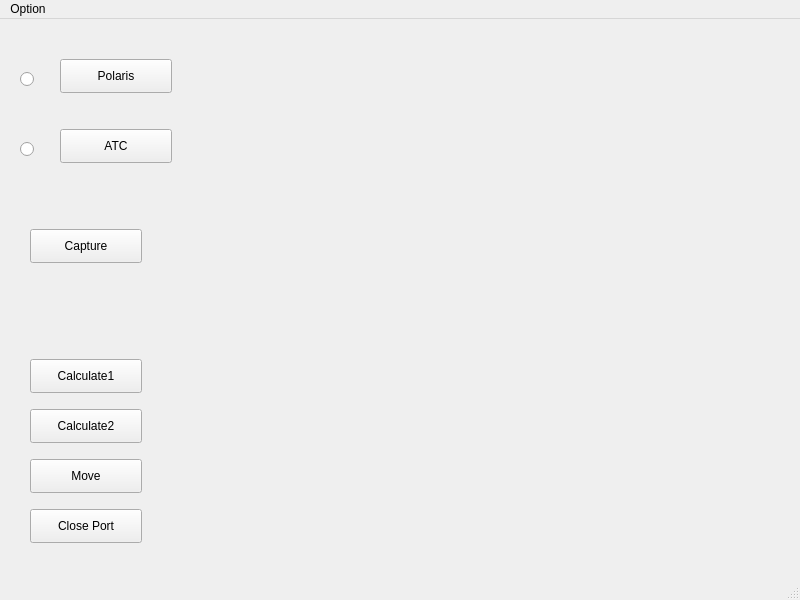
This is CalibrationWindow.ui in Beastmaster/Tracking3D_Example as Qt 5 draws it before an edit. The edited form follows.
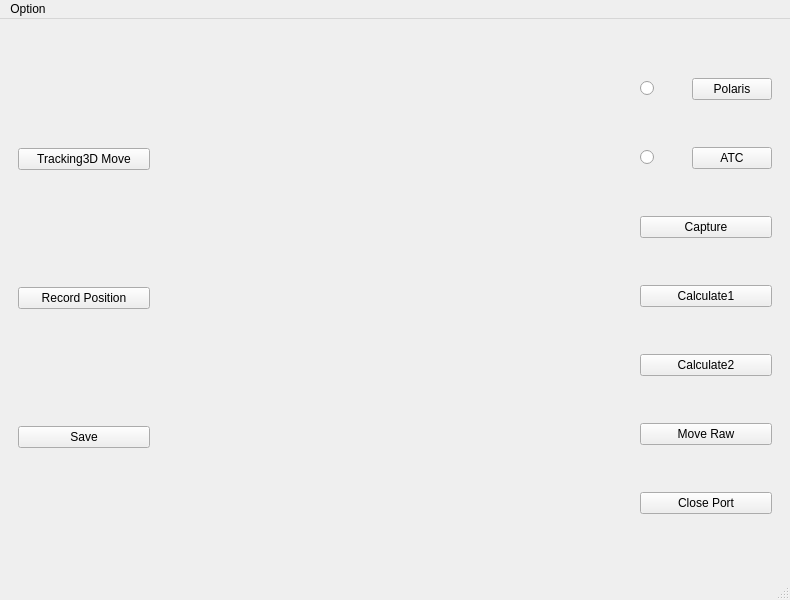
This is the edited form. Custom widgets are drawn as their Qt base class.

```diff
--- a/CalibrationWindow.ui
+++ b/CalibrationWindow.ui
@@ -9,7 +9,7 @@
    <rect>
     <x>0</x>
     <y>0</y>
-    <width>800</width>
+    <width>790</width>
     <height>600</height>
    </rect>
   </property>
@@ -17,140 +17,134 @@
    <string>CalibrationWindow</string>
   </property>
   <widget class="QWidget" name="centralwidget">
+   <layout class="QHBoxLayout" name="horizontalLayout_3">
+    <item>
+     <widget class="QWidget" name="verticalWidget_2" native="true">
+      <property name="maximumSize">
+       <size>
+        <width>150</width>
+        <height>16777215</height>
+       </size>
+      </property>
+      <layout class="QVBoxLayout" name="verticalLayout_2">
+       <item>
+        <widget class="QPushButton" name="mov3d_Btn">
+         <property name="text">
+          <string>Tracking3D Move</string>
+         </property>
+        </widget>
+       </item>
+       <item>
+        <widget class="QPushButton" name="record_Btn">
+         <property name="text">
+          <string>Record Position</string>
+         </property>
+        </widget>
+       </item>
+       <item>
+        <widget class="QPushButton" name="save_Btn">
+         <property name="text">
+          <string>Save</string>
+         </property>
+        </widget>
+       </item>
+      </layout>
+     </widget>
+    </item>
+    <item>
+     <widget class="QVTKWidget" name="view_Widget"/>
+    </item>
+    <item>
+     <widget class="QWidget" name="verticalWidget" native="true">
+      <property name="maximumSize">
+       <size>
+        <width>150</width>
+        <height>16777215</height>
+       </size>
+      </property>
+      <layout class="QVBoxLayout" name="verticalLayout">
+       <item>
+        <layout class="QHBoxLayout" name="horizontalLayout">
+         <item>
+          <widget class="QRadioButton" name="polaris_Radio">
+           <property name="text">
+            <string/>
+           </property>
+          </widget>
+         </item>
+         <item>
    <widget class="QPushButton" name="config_Polaris_Btn">
-    <property name="geometry">
-     <rect>
-      <x>60</x>
-      <y>40</y>
-      <width>112</width>
-      <height>34</height>
-     </rect>
-    </property>
     <property name="text">
      <string>Polaris</string>
     </property>
    </widget>
+         </item>
+        </layout>
+       </item>
+       <item>
+        <layout class="QHBoxLayout" name="horizontalLayout_2">
+         <item>
+          <widget class="QRadioButton" name="ATC_Radio">
+           <property name="text">
+            <string/>
+           </property>
+          </widget>
+         </item>
+         <item>
    <widget class="QPushButton" name="config_ATC_Btn">
-    <property name="geometry">
-     <rect>
-      <x>60</x>
-      <y>110</y>
-      <width>112</width>
-      <height>34</height>
-     </rect>
-    </property>
     <property name="text">
      <string>ATC</string>
     </property>
    </widget>
+         </item>
+        </layout>
+       </item>
+       <item>
    <widget class="QPushButton" name="capture_Btn">
-    <property name="geometry">
-     <rect>
-      <x>30</x>
-      <y>210</y>
-      <width>112</width>
-      <height>34</height>
-     </rect>
-    </property>
     <property name="text">
      <string>Capture</string>
     </property>
    </widget>
+       </item>
+       <item>
    <widget class="QPushButton" name="cal1_Btn">
-    <property name="geometry">
-     <rect>
-      <x>30</x>
-      <y>340</y>
-      <width>112</width>
-      <height>34</height>
-     </rect>
-    </property>
     <property name="text">
      <string>Calculate1</string>
     </property>
    </widget>
+       </item>
+       <item>
    <widget class="QPushButton" name="cal2_Btn">
-    <property name="geometry">
-     <rect>
-      <x>30</x>
-      <y>390</y>
-      <width>112</width>
-      <height>34</height>
-     </rect>
-    </property>
     <property name="text">
      <string>Calculate2</string>
     </property>
    </widget>
-   <widget class="QVTKWidget" name="view_Widget">
-    <property name="geometry">
-     <rect>
-      <x>190</x>
-      <y>20</y>
-      <width>571</width>
-      <height>501</height>
-     </rect>
-    </property>
-   </widget>
+       </item>
+       <item>
    <widget class="QPushButton" name="move_Btn">
-    <property name="geometry">
-     <rect>
-      <x>30</x>
-      <y>440</y>
-      <width>112</width>
-      <height>34</height>
-     </rect>
-    </property>
     <property name="text">
-     <string>Move</string>
-    </property>
-   </widget>
+          <string>Move Raw</string>
+         </property>
+        </widget>
+       </item>
+       <item>
    <widget class="QPushButton" name="close_Btn">
-    <property name="geometry">
-     <rect>
-      <x>30</x>
-      <y>490</y>
-      <width>112</width>
-      <height>34</height>
-     </rect>
-    </property>
     <property name="text">
      <string>Close Port</string>
     </property>
    </widget>
-   <widget class="QRadioButton" name="polaris_Radio">
-    <property name="geometry">
-     <rect>
-      <x>20</x>
-      <y>50</y>
-      <width>21</width>
-      <height>21</height>
-     </rect>
-    </property>
-    <property name="text">
-     <string/>
-    </property>
-   </widget>
-   <widget class="QRadioButton" name="ATC_Radio">
-    <property name="geometry">
-     <rect>
-      <x>20</x>
-      <y>120</y>
-      <width>31</width>
-      <height>21</height>
-     </rect>
-    </property>
-    <property name="text">
-     <string/>
-    </property>
-   </widget>
+       </item>
+      </layout>
+     </widget>
+    </item>
+   </layout>
   </widget>
   <widget class="QMenuBar" name="menubar">
    <property name="geometry">
     <rect>
      <x>0</x>
      <y>0</y>
-     <width>800</width>
+     <width>790</width>
      <height>30</height>
     </rect>
    </property>
```
Lines whose indentation alone changed are shown as unchanged.
